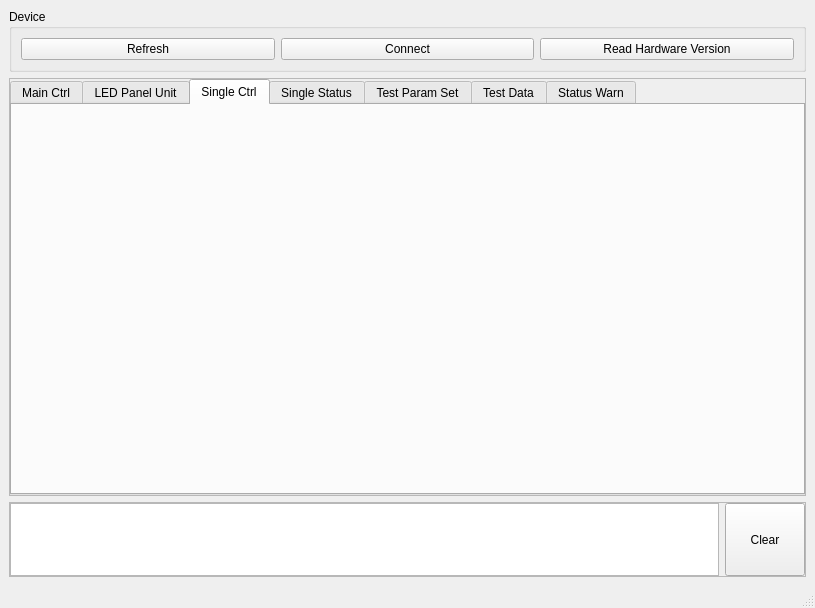
liyangfamily/ChromX, file src/ChromXApp/mainwindow.ui: the form before one commit.
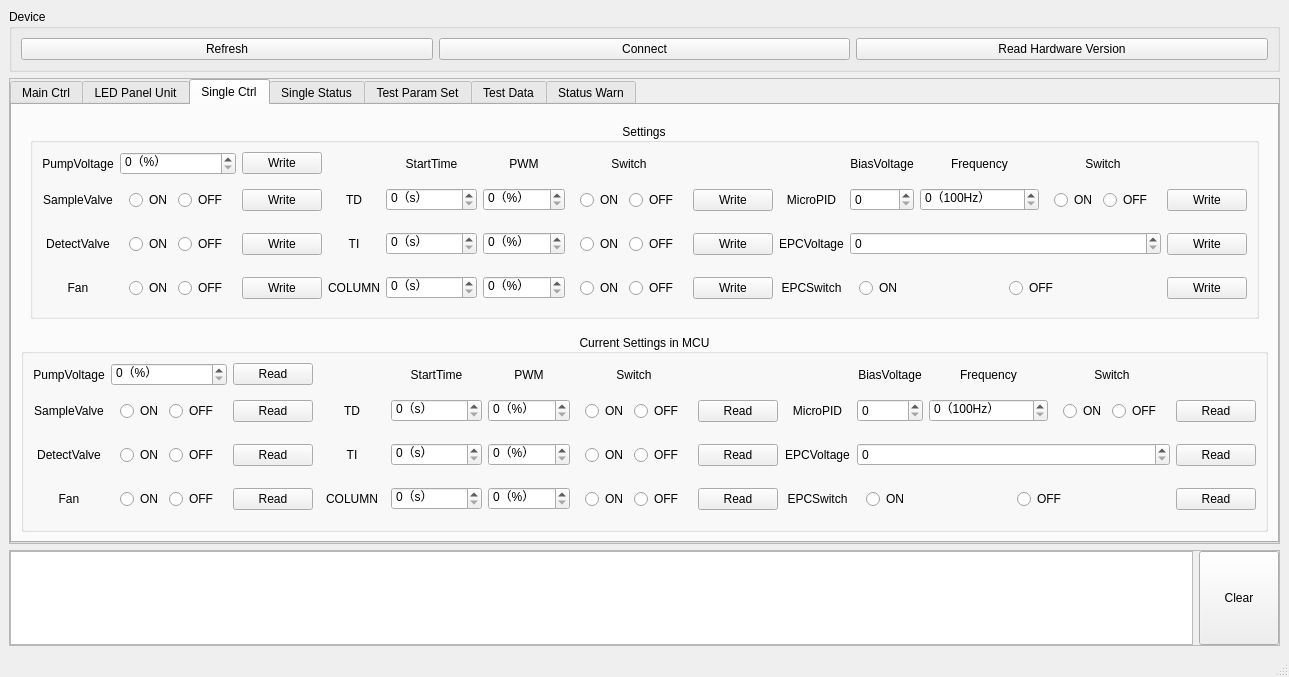
The form after the commit. The open tabs and pages were chosen to show the change.

Commit message:
[feature][ChromX][] add SingleCtrl UI Code
[what] 1、添加mainwindow调试界面

[why]

[how]

What changed in the file:
```diff
--- a/src/ChromXApp/mainwindow.ui
+++ b/src/ChromXApp/mainwindow.ui
@@ -6,8 +6,8 @@
    <rect>
     <x>0</x>
     <y>0</y>
-    <width>815</width>
-    <height>608</height>
+    <width>1138</width>
+    <height>677</height>
    </rect>
   </property>
   <property name="windowTitle">
@@ -686,6 +686,1018 @@
           <attribute name="title">
            <string>Single Ctrl</string>
           </attribute>
+          <layout class="QVBoxLayout" name="verticalLayout_16">
+           <item>
+            <widget class="QFrame" name="Settings">
+             <layout class="QGridLayout" name="gridLayout_2">
+              <item row="0" column="0">
+               <widget class="QGroupBox" name="groupBox_4">
+                <property name="title">
+                 <string>Settings</string>
+                </property>
+                <property name="alignment">
+                 <set>Qt::AlignCenter</set>
+                </property>
+                <layout class="QGridLayout" name="gridLayout_14">
+                 <item row="0" column="5">
+                  <widget class="QLabel" name="labelStartTime_2">
+                   <property name="text">
+                    <string>PWM</string>
+                   </property>
+                   <property name="alignment">
+                    <set>Qt::AlignCenter</set>
+                   </property>
+                  </widget>
+                 </item>
+                 <item row="3" column="8">
+                  <widget class="QLabel" name="labelEPCVoltage">
+                   <property name="text">
+                    <string>EPCVoltage</string>
+                   </property>
+                   <property name="alignment">
+                    <set>Qt::AlignCenter</set>
+                   </property>
+                  </widget>
+                 </item>
+                 <item row="4" column="3">
+                  <widget class="QLabel" name="labelCOLUMN">
+                   <property name="text">
+                    <string>COLUMN</string>
+                   </property>
+                   <property name="alignment">
+                    <set>Qt::AlignCenter</set>
+                   </property>
+                  </widget>
+                 </item>
+                 <item row="4" column="7">
+                  <widget class="QPushButton" name="btnWriteCOLUMNModule">
+                   <property name="text">
+                    <string>Write</string>
+                   </property>
+                  </widget>
+                 </item>
+                 <item row="3" column="7">
+                  <widget class="QPushButton" name="btnWriteTIModule">
+                   <property name="text">
+                    <string>Write</string>
+                   </property>
+                  </widget>
+                 </item>
+                 <item row="4" column="8">
+                  <widget class="QLabel" name="labelEPCSwitch">
+                   <property name="text">
+                    <string>EPCSwitch</string>
+                   </property>
+                   <property name="alignment">
+                    <set>Qt::AlignCenter</set>
+                   </property>
+                  </widget>
+                 </item>
+                 <item row="3" column="9" colspan="3">
+                  <widget class="QSpinBox" name="spinBoxEPCVoltage">
+                   <property name="maximum">
+                    <number>65535</number>
+                   </property>
+                  </widget>
+                 </item>
+                 <item row="0" column="4">
+                  <widget class="QLabel" name="labelStartTime">
+                   <property name="text">
+                    <string>StartTime</string>
+                   </property>
+                   <property name="alignment">
+                    <set>Qt::AlignCenter</set>
+                   </property>
+                  </widget>
+                 </item>
+                 <item row="3" column="5">
+                  <widget class="QSpinBox" name="spinBoxTIPWM">
+                   <property name="suffix">
+                    <string>（%）</string>
+                   </property>
+                   <property name="maximum">
+                    <number>100</number>
+                   </property>
+                  </widget>
+                 </item>
+                 <item row="4" column="2">
+                  <widget class="QPushButton" name="btnWriteFan">
+                   <property name="text">
+                    <string>Write</string>
+                   </property>
+                  </widget>
+                 </item>
+                 <item row="4" column="12">
+                  <widget class="QPushButton" name="btnWriteEPCSwitch">
+                   <property name="text">
+                    <string>Write</string>
+                   </property>
+                  </widget>
+                 </item>
+                 <item row="3" column="0">
+                  <widget class="QLabel" name="labelTD_9">
+                   <property name="text">
+                    <string>DetectValve</string>
+                   </property>
+                   <property name="alignment">
+                    <set>Qt::AlignCenter</set>
+                   </property>
+                  </widget>
+                 </item>
+                 <item row="0" column="10">
+                  <widget class="QLabel" name="labelMicroPID_3">
+                   <property name="text">
+                    <string>Frequency</string>
+                   </property>
+                   <property name="alignment">
+                    <set>Qt::AlignCenter</set>
+                   </property>
+                  </widget>
+                 </item>
+                 <item row="4" column="5">
+                  <widget class="QSpinBox" name="spinBoxCOLUMNPWM">
+                   <property name="suffix">
+                    <string>（%）</string>
+                   </property>
+                   <property name="maximum">
+                    <number>100</number>
+                   </property>
+                  </widget>
+                 </item>
+                 <item row="2" column="7">
+                  <widget class="QPushButton" name="btnWriteTDModule">
+                   <property name="text">
+                    <string>Write</string>
+                   </property>
+                  </widget>
+                 </item>
+                 <item row="2" column="8">
+                  <widget class="QLabel" name="labelMicroPID">
+                   <property name="text">
+                    <string>MicroPID</string>
+                   </property>
+                   <property name="alignment">
+                    <set>Qt::AlignCenter</set>
+                   </property>
+                  </widget>
+                 </item>
+                 <item row="2" column="0">
+                  <widget class="QLabel" name="labelTD_7">
+                   <property name="text">
+                    <string>SampleValve</string>
+                   </property>
+                   <property name="alignment">
+                    <set>Qt::AlignCenter</set>
+                   </property>
+                  </widget>
+                 </item>
+                 <item row="0" column="11">
+                  <widget class="QLabel" name="labelMicroPID_4">
+                   <property name="text">
+                    <string>Switch</string>
+                   </property>
+                   <property name="alignment">
+                    <set>Qt::AlignCenter</set>
+                   </property>
+                  </widget>
+                 </item>
+                 <item row="2" column="3">
+                  <widget class="QLabel" name="labelTD">
+                   <property name="text">
+                    <string>TD</string>
+                   </property>
+                   <property name="alignment">
+                    <set>Qt::AlignCenter</set>
+                   </property>
+                  </widget>
+                 </item>
+                 <item row="2" column="12">
+                  <widget class="QPushButton" name="btnWriteMicroPIDModule">
+                   <property name="text">
+                    <string>Write</string>
+                   </property>
+                  </widget>
+                 </item>
+                 <item row="2" column="1">
+                  <widget class="QFrame" name="sampleValveSwitch_2">
+                   <layout class="QHBoxLayout" name="horizontalLayout_42">
+                    <item>
+                     <widget class="QRadioButton" name="radioBtnSampleValveON">
+                      <property name="text">
+                       <string>ON</string>
+                      </property>
+                     </widget>
+                    </item>
+                    <item>
+                     <widget class="QRadioButton" name="radioBtnSampleValveOFF">
+                      <property name="text">
+                       <string>OFF</string>
+                      </property>
+                     </widget>
+                    </item>
+                   </layout>
+                  </widget>
+                 </item>
+                 <item row="0" column="1">
+                  <widget class="QSpinBox" name="spinBoxPumpVoltage">
+                   <property name="suffix">
+                    <string>（%）</string>
+                   </property>
+                   <property name="maximum">
+                    <number>100</number>
+                   </property>
+                  </widget>
+                 </item>
+                 <item row="2" column="9">
+                  <widget class="QSpinBox" name="spinBoxMicroPIDBiasVoltage">
+                   <property name="maximum">
+                    <number>65535</number>
+                   </property>
+                  </widget>
+                 </item>
+                 <item row="3" column="2">
+                  <widget class="QPushButton" name="btnWriteDetectValve">
+                   <property name="text">
+                    <string>Write</string>
+                   </property>
+                  </widget>
+                 </item>
+                 <item row="0" column="0">
+                  <widget class="QLabel" name="labelTD_8">
+                   <property name="maximumSize">
+                    <size>
+                     <width>76</width>
+                     <height>16777215</height>
+                    </size>
+                   </property>
+                   <property name="text">
+                    <string>PumpVoltage</string>
+                   </property>
+                   <property name="alignment">
+                    <set>Qt::AlignCenter</set>
+                   </property>
+                  </widget>
+                 </item>
+                 <item row="2" column="10">
+                  <widget class="QSpinBox" name="spinBoxMicroPIDFreq">
+                   <property name="suffix">
+                    <string>（100Hz）</string>
+                   </property>
+                   <property name="maximum">
+                    <number>65535</number>
+                   </property>
+                  </widget>
+                 </item>
+                 <item row="2" column="5">
+                  <widget class="QSpinBox" name="spinBoxTDPWM">
+                   <property name="suffix">
+                    <string>（%）</string>
+                   </property>
+                   <property name="maximum">
+                    <number>100</number>
+                   </property>
+                  </widget>
+                 </item>
+                 <item row="0" column="2">
+                  <widget class="QPushButton" name="btnWritePumpVoltage">
+                   <property name="text">
+                    <string>Write</string>
+                   </property>
+                  </widget>
+                 </item>
+                 <item row="2" column="11">
+                  <widget class="QFrame" name="microPIDSwitch_2">
+                   <layout class="QHBoxLayout" name="horizontalLayout_34">
+                    <item>
+                     <widget class="QRadioButton" name="radioBtnMicroPIDON">
+                      <property name="text">
+                       <string>ON</string>
+                      </property>
+                     </widget>
+                    </item>
+                    <item>
+                     <widget class="QRadioButton" name="radioBtnMicroPIDOFF">
+                      <property name="text">
+                       <string>OFF</string>
+                      </property>
+                     </widget>
+                    </item>
+                   </layout>
+                  </widget>
+                 </item>
+                 <item row="3" column="1">
+                  <widget class="QFrame" name="detectValveSwitch_2">
+                   <layout class="QHBoxLayout" name="horizontalLayout_43">
+                    <item>
+                     <widget class="QRadioButton" name="radioBtnDetectValveON">
+                      <property name="text">
+                       <string>ON</string>
+                      </property>
+                     </widget>
+                    </item>
+                    <item>
+                     <widget class="QRadioButton" name="radioBtnDetectValveOFF">
+                      <property name="text">
+                       <string>OFF</string>
+                      </property>
+                     </widget>
+                    </item>
+                   </layout>
+                  </widget>
+                 </item>
+                 <item row="4" column="1">
+                  <widget class="QFrame" name="fanSwitch_2">
+                   <layout class="QHBoxLayout" name="horizontalLayout_44">
+                    <item>
+                     <widget class="QRadioButton" name="radioBtnFanON">
+                      <property name="text">
+                       <string>ON</string>
+                      </property>
+                     </widget>
+                    </item>
+                    <item>
+                     <widget class="QRadioButton" name="radioBtnFanOFF">
+                      <property name="text">
+                       <string>OFF</string>
+                      </property>
+                     </widget>
+                    </item>
+                   </layout>
+                  </widget>
+                 </item>
+                 <item row="2" column="2">
+                  <widget class="QPushButton" name="btnWriteSampleValve">
+                   <property name="text">
+                    <string>Write</string>
+                   </property>
+                  </widget>
+                 </item>
+                 <item row="0" column="6">
+                  <widget class="QLabel" name="labelStartTime_3">
+                   <property name="text">
+                    <string>Switch</string>
+                   </property>
+                   <property name="alignment">
+                    <set>Qt::AlignCenter</set>
+                   </property>
+                  </widget>
+                 </item>
+                 <item row="4" column="0">
+                  <widget class="QLabel" name="labelTD_10">
+                   <property name="text">
+                    <string>Fan</string>
+                   </property>
+                   <property name="alignment">
+                    <set>Qt::AlignCenter</set>
+                   </property>
+                  </widget>
+                 </item>
+                 <item row="4" column="9" colspan="3">
+                  <widget class="QFrame" name="EPCSwitch_2">
+                   <layout class="QHBoxLayout" name="horizontalLayout_36">
+                    <item>
+                     <widget class="QRadioButton" name="radioBtnEPCON">
+                      <property name="layoutDirection">
+                       <enum>Qt::LeftToRight</enum>
+                      </property>
+                      <property name="text">
+                       <string>ON</string>
+                      </property>
+                     </widget>
+                    </item>
+                    <item>
+                     <widget class="QRadioButton" name="radioBtnEPCOFF">
+                      <property name="text">
+                       <string>OFF</string>
+                      </property>
+                     </widget>
+                    </item>
+                   </layout>
+                  </widget>
+                 </item>
+                 <item row="3" column="12">
+                  <widget class="QPushButton" name="btnWriteEPCVoltage">
+                   <property name="text">
+                    <string>Write</string>
+                   </property>
+                  </widget>
+                 </item>
+                 <item row="0" column="9">
+                  <widget class="QLabel" name="labelMicroPID_2">
+                   <property name="text">
+                    <string>BiasVoltage</string>
+                   </property>
+                   <property name="alignment">
+                    <set>Qt::AlignCenter</set>
+                   </property>
+                  </widget>
+                 </item>
+                 <item row="3" column="3">
+                  <widget class="QLabel" name="labelTI">
+                   <property name="text">
+                    <string>TI</string>
+                   </property>
+                   <property name="alignment">
+                    <set>Qt::AlignCenter</set>
+                   </property>
+                  </widget>
+                 </item>
+                 <item row="3" column="4">
+                  <widget class="QSpinBox" name="spinBoxTIStartTime">
+                   <property name="suffix">
+                    <string>（s）</string>
+                   </property>
+                   <property name="maximum">
+                    <number>65535</number>
+                   </property>
+                  </widget>
+                 </item>
+                 <item row="2" column="4">
+                  <widget class="QSpinBox" name="spinBoxTDStartTime">
+                   <property name="suffix">
+                    <string>（s）</string>
+                   </property>
+                   <property name="maximum">
+                    <number>65535</number>
+                   </property>
+                  </widget>
+                 </item>
+                 <item row="4" column="4">
+                  <widget class="QSpinBox" name="spinBoxCOLUMNStartTime">
+                   <property name="suffix">
+                    <string>（s）</string>
+                   </property>
+                   <property name="maximum">
+                    <number>65535</number>
+                   </property>
+                  </widget>
+                 </item>
+                 <item row="2" column="6">
+                  <widget class="QFrame" name="TDSwitch">
+                   <layout class="QHBoxLayout" name="horizontalLayout_61">
+                    <item>
+                     <widget class="QRadioButton" name="radioBtnTDON">
+                      <property name="text">
+                       <string>ON</string>
+                      </property>
+                     </widget>
+                    </item>
+                    <item>
+                     <widget class="QRadioButton" name="radioBtnTDOFF">
+                      <property name="text">
+                       <string>OFF</string>
+                      </property>
+                     </widget>
+                    </item>
+                   </layout>
+                  </widget>
+                 </item>
+                 <item row="3" column="6">
+                  <widget class="QFrame" name="TISwitch">
+                   <layout class="QHBoxLayout" name="horizontalLayout_62">
+                    <item>
+                     <widget class="QRadioButton" name="radioBtnTION">
+                      <property name="text">
+                       <string>ON</string>
+                      </property>
+                     </widget>
+                    </item>
+                    <item>
+                     <widget class="QRadioButton" name="radioBtnTIOFF">
+                      <property name="text">
+                       <string>OFF</string>
+                      </property>
+                     </widget>
+                    </item>
+                   </layout>
+                  </widget>
+                 </item>
+                 <item row="4" column="6">
+                  <widget class="QFrame" name="COLUMNSwitch">
+                   <layout class="QHBoxLayout" name="horizontalLayout_63">
+                    <item>
+                     <widget class="QRadioButton" name="radioBtnCOLUMNON">
+                      <property name="text">
+                       <string>ON</string>
+                      </property>
+                     </widget>
+                    </item>
+                    <item>
+                     <widget class="QRadioButton" name="radioBtnCOLUMNOFF">
+                      <property name="text">
+                       <string>OFF</string>
+                      </property>
+                     </widget>
+                    </item>
+                   </layout>
+                  </widget>
+                 </item>
+                </layout>
+               </widget>
+              </item>
+             </layout>
+            </widget>
+           </item>
+           <item>
+            <widget class="QGroupBox" name="MCUSettings">
+             <property name="title">
+              <string>Current Settings in MCU</string>
+             </property>
+             <property name="alignment">
+              <set>Qt::AlignCenter</set>
+             </property>
+             <layout class="QGridLayout" name="gridLayout_19">
+              <item row="2" column="5">
+               <widget class="QSpinBox" name="spinBoxTDPWM_Read">
+                <property name="suffix">
+                 <string>（%）</string>
+                </property>
+                <property name="maximum">
+                 <number>100</number>
+                </property>
+               </widget>
+              </item>
+              <item row="2" column="3">
+               <widget class="QLabel" name="labelTD_4">
+                <property name="text">
+                 <string>TD</string>
+                </property>
+                <property name="alignment">
+                 <set>Qt::AlignCenter</set>
+                </property>
+               </widget>
+              </item>
+              <item row="2" column="4">
+               <widget class="QSpinBox" name="spinBoxTDStartTime_Read">
+                <property name="suffix">
+                 <string>（s）</string>
+                </property>
+                <property name="maximum">
+                 <number>65535</number>
+                </property>
+               </widget>
+              </item>
+              <item row="3" column="0">
+               <widget class="QLabel" name="labelTD_19">
+                <property name="text">
+                 <string>DetectValve</string>
+                </property>
+                <property name="alignment">
+                 <set>Qt::AlignCenter</set>
+                </property>
+               </widget>
+              </item>
+              <item row="0" column="1">
+               <widget class="QSpinBox" name="spinBoxPumpVoltage_Read">
+                <property name="suffix">
+                 <string>（%）</string>
+                </property>
+                <property name="maximum">
+                 <number>100</number>
+                </property>
+               </widget>
+              </item>
+              <item row="0" column="6">
+               <widget class="QLabel" name="labelStartTime_12">
+                <property name="text">
+                 <string>Switch</string>
+                </property>
+                <property name="alignment">
+                 <set>Qt::AlignCenter</set>
+                </property>
+               </widget>
+              </item>
+              <item row="2" column="8">
+               <widget class="QLabel" name="labelMicroPID_10">
+                <property name="text">
+                 <string>MicroPID</string>
+                </property>
+                <property name="alignment">
+                 <set>Qt::AlignCenter</set>
+                </property>
+               </widget>
+              </item>
+              <item row="0" column="0">
+               <widget class="QLabel" name="labelTD_18">
+                <property name="text">
+                 <string>PumpVoltage</string>
+                </property>
+                <property name="alignment">
+                 <set>Qt::AlignCenter</set>
+                </property>
+               </widget>
+              </item>
+              <item row="4" column="12">
+               <widget class="QPushButton" name="btnReadEPCSwitch">
+                <property name="text">
+                 <string>Read</string>
+                </property>
+               </widget>
+              </item>
+              <item row="3" column="12">
+               <widget class="QPushButton" name="btnReadEPCVoltage">
+                <property name="text">
+                 <string>Read</string>
+                </property>
+               </widget>
+              </item>
+              <item row="3" column="9" colspan="3">
+               <widget class="QSpinBox" name="spinBoxEPCVoltage_Read">
+                <property name="maximum">
+                 <number>65535</number>
+                </property>
+               </widget>
+              </item>
+              <item row="0" column="2">
+               <widget class="QPushButton" name="btnReadPumpVoltage">
+                <property name="text">
+                 <string>Read</string>
+                </property>
+               </widget>
+              </item>
+              <item row="4" column="5">
+               <widget class="QSpinBox" name="spinBoxCOLUMNPWM_Read">
+                <property name="suffix">
+                 <string>（%）</string>
+                </property>
+                <property name="maximum">
+                 <number>100</number>
+                </property>
+               </widget>
+              </item>
+              <item row="3" column="3">
+               <widget class="QLabel" name="labelTI_4">
+                <property name="text">
+                 <string>TI</string>
+                </property>
+                <property name="alignment">
+                 <set>Qt::AlignCenter</set>
+                </property>
+               </widget>
+              </item>
+              <item row="4" column="4">
+               <widget class="QSpinBox" name="spinBoxCOLUMNStartTime_Read">
+                <property name="suffix">
+                 <string>（s）</string>
+                </property>
+                <property name="maximum">
+                 <number>65535</number>
+                </property>
+               </widget>
+              </item>
+              <item row="4" column="0">
+               <widget class="QLabel" name="labelTD_20">
+                <property name="text">
+                 <string>Fan</string>
+                </property>
+                <property name="alignment">
+                 <set>Qt::AlignCenter</set>
+                </property>
+               </widget>
+              </item>
+              <item row="4" column="8">
+               <widget class="QLabel" name="labelEPCSwitch_3">
+                <property name="text">
+                 <string>EPCSwitch</string>
+                </property>
+                <property name="alignment">
+                 <set>Qt::AlignCenter</set>
+                </property>
+               </widget>
+              </item>
+              <item row="2" column="7">
+               <widget class="QPushButton" name="btnReadTDModule">
+                <property name="text">
+                 <string>Read</string>
+                </property>
+               </widget>
+              </item>
+              <item row="0" column="9">
+               <widget class="QLabel" name="labelMicroPID_12">
+                <property name="text">
+                 <string>BiasVoltage</string>
+                </property>
+                <property name="alignment">
+                 <set>Qt::AlignCenter</set>
+                </property>
+               </widget>
+              </item>
+              <item row="2" column="10">
+               <widget class="QSpinBox" name="spinBoxMicroPIDFreq_Read">
+                <property name="suffix">
+                 <string>（100Hz）</string>
+                </property>
+                <property name="prefix">
+                 <string/>
+                </property>
+                <property name="maximum">
+                 <number>65535</number>
+                </property>
+               </widget>
+              </item>
+              <item row="0" column="4">
+               <widget class="QLabel" name="labelStartTime_11">
+                <property name="text">
+                 <string>StartTime</string>
+                </property>
+                <property name="alignment">
+                 <set>Qt::AlignCenter</set>
+                </property>
+               </widget>
+              </item>
+              <item row="2" column="12">
+               <widget class="QPushButton" name="btnReadMicroPIDModule">
+                <property name="text">
+                 <string>Read</string>
+                </property>
+               </widget>
+              </item>
+              <item row="3" column="4">
+               <widget class="QSpinBox" name="spinBoxTIStartTime_Read">
+                <property name="suffix">
+                 <string>（s）</string>
+                </property>
+                <property name="maximum">
+                 <number>65535</number>
+                </property>
+               </widget>
+              </item>
+              <item row="2" column="9">
+               <widget class="QSpinBox" name="spinBoxMicroPIDBiasVoltage_Read">
+                <property name="maximum">
+                 <number>65535</number>
+                </property>
+               </widget>
+              </item>
+              <item row="2" column="0">
+               <widget class="QLabel" name="labelTD_17">
+                <property name="text">
+                 <string>SampleValve</string>
+                </property>
+                <property name="alignment">
+                 <set>Qt::AlignCenter</set>
+                </property>
+               </widget>
+              </item>
+              <item row="4" column="3">
+               <widget class="QLabel" name="labelCOLUMN_4">
+                <property name="text">
+                 <string>COLUMN</string>
+                </property>
+                <property name="alignment">
+                 <set>Qt::AlignCenter</set>
+                </property>
+               </widget>
+              </item>
+              <item row="2" column="2">
+               <widget class="QPushButton" name="btnReadSampleValve">
+                <property name="text">
+                 <string>Read</string>
+                </property>
+               </widget>
+              </item>
+              <item row="4" column="7">
+               <widget class="QPushButton" name="btnReadCOLUMNModule">
+                <property name="text">
+                 <string>Read</string>
+                </property>
+               </widget>
+              </item>
+              <item row="4" column="2">
+               <widget class="QPushButton" name="btnReadFan">
+                <property name="text">
+                 <string>Read</string>
+                </property>
+               </widget>
+              </item>
+              <item row="3" column="5">
+               <widget class="QSpinBox" name="spinBoxTIPWM_Read">
+                <property name="suffix">
+                 <string>（%）</string>
+                </property>
+                <property name="maximum">
+                 <number>100</number>
+                </property>
+               </widget>
+              </item>
+              <item row="0" column="10">
+               <widget class="QLabel" name="labelMicroPID_9">
+                <property name="text">
+                 <string>Frequency</string>
+                </property>
+                <property name="alignment">
+                 <set>Qt::AlignCenter</set>
+                </property>
+               </widget>
+              </item>
+              <item row="0" column="11">
+               <widget class="QLabel" name="labelMicroPID_11">
+                <property name="text">
+                 <string>Switch</string>
+                </property>
+                <property name="alignment">
+                 <set>Qt::AlignCenter</set>
+                </property>
+               </widget>
+              </item>
+              <item row="0" column="5">
+               <widget class="QLabel" name="labelStartTime_10">
+                <property name="text">
+                 <string>PWM</string>
+                </property>
+                <property name="alignment">
+                 <set>Qt::AlignCenter</set>
+                </property>
+               </widget>
+              </item>
+              <item row="3" column="2">
+               <widget class="QPushButton" name="btnReadDetectValve">
+                <property name="text">
+                 <string>Read</string>
+                </property>
+               </widget>
+              </item>
+              <item row="3" column="7">
+               <widget class="QPushButton" name="btnReadTIModule">
+                <property name="text">
+                 <string>Read</string>
+                </property>
+               </widget>
+              </item>
+              <item row="3" column="8">
+               <widget class="QLabel" name="labelEPCVoltage_3">
+                <property name="text">
+                 <string>EPCVoltage</string>
+                </property>
+                <property name="alignment">
+                 <set>Qt::AlignCenter</set>
+                </property>
+               </widget>
+              </item>
+              <item row="4" column="9" colspan="3">
+               <widget class="QFrame" name="EPCSwitch">
+                <layout class="QHBoxLayout" name="horizontalLayout_39">
+                 <item>
+                  <widget class="QRadioButton" name="radioBtnEPCON_Read">
+                   <property name="text">
+                    <string>ON</string>
+                   </property>
+                  </widget>
+                 </item>
+                 <item>
+                  <widget class="QRadioButton" name="radioBtnEPCOFF_Read">
+                   <property name="text">
+                    <string>OFF</string>
+                   </property>
+                  </widget>
+                 </item>
+                </layout>
+               </widget>
+              </item>
+              <item row="4" column="1">
+               <widget class="QFrame" name="fanSwitch">
+                <layout class="QHBoxLayout" name="horizontalLayout_55">
+                 <item>
+                  <widget class="QRadioButton" name="radioBtnFanON_Read">
+                   <property name="text">
+                    <string>ON</string>
+                   </property>
+                  </widget>
+                 </item>
+                 <item>
+                  <widget class="QRadioButton" name="radioBtnFanOFF_Read">
+                   <property name="text">
+                    <string>OFF</string>
+                   </property>
+                  </widget>
+                 </item>
+                </layout>
+               </widget>
+              </item>
+              <item row="3" column="1">
+               <widget class="QFrame" name="detectValveSwitch">
+                <layout class="QHBoxLayout" name="horizontalLayout_54">
+                 <item>
+                  <widget class="QRadioButton" name="radioBtnDetectValveON_Read">
+                   <property name="text">
+                    <string>ON</string>
+                   </property>
+                  </widget>
+                 </item>
+                 <item>
+                  <widget class="QRadioButton" name="radioBtnDetectValveOFF_Read">
+                   <property name="text">
+                    <string>OFF</string>
+                   </property>
+                  </widget>
+                 </item>
+                </layout>
+               </widget>
+              </item>
+              <item row="2" column="11">
+               <widget class="QFrame" name="microPIDSwitch">
+                <layout class="QHBoxLayout" name="horizontalLayout_40">
+                 <item>
+                  <widget class="QRadioButton" name="radioBtnMicroPIDON_Read">
+                   <property name="text">
+                    <string>ON</string>
+                   </property>
+                  </widget>
+                 </item>
+                 <item>
+                  <widget class="QRadioButton" name="radioBtnMicroPIDOFF_Read">
+                   <property name="text">
+                    <string>OFF</string>
+                   </property>
+                  </widget>
+                 </item>
+                </layout>
+               </widget>
+              </item>
+              <item row="2" column="1">
+               <widget class="QFrame" name="sampleValveSwitch">
+                <layout class="QHBoxLayout" name="horizontalLayout_53">
+                 <item>
+                  <widget class="QRadioButton" name="radioBtnSampleValveON_Read">
+                   <property name="text">
+                    <string>ON</string>
+                   </property>
+                  </widget>
+                 </item>
+                 <item>
+                  <widget class="QRadioButton" name="radioBtnSampleValveOFF_Read">
+                   <property name="text">
+                    <string>OFF</string>
+                   </property>
+                  </widget>
+                 </item>
+                </layout>
+               </widget>
+              </item>
+              <item row="2" column="6">
+               <widget class="QFrame" name="TDSwitch_2">
+                <layout class="QHBoxLayout" name="horizontalLayout_64">
+                 <item>
+                  <widget class="QRadioButton" name="radioBtnTDON_Read">
+                   <property name="text">
+                    <string>ON</string>
+                   </property>
+                  </widget>
+                 </item>
+                 <item>
+                  <widget class="QRadioButton" name="radioBtnTDOFF_Read">
+                   <property name="text">
+                    <string>OFF</string>
+                   </property>
+                  </widget>
+                 </item>
+                </layout>
+               </widget>
+              </item>
+              <item row="3" column="6">
+               <widget class="QFrame" name="TISwitch_2">
+                <layout class="QHBoxLayout" name="horizontalLayout_65">
+                 <item>
+                  <widget class="QRadioButton" name="radioBtnTION_Read">
+                   <property name="text">
+                    <string>ON</string>
+                   </property>
+                  </widget>
+                 </item>
+                 <item>
+                  <widget class="QRadioButton" name="radioBtnTIOFF_Read">
+                   <property name="text">
+                    <string>OFF</string>
+                   </property>
+                  </widget>
+                 </item>
+                </layout>
+               </widget>
+              </item>
+              <item row="4" column="6">
+               <widget class="QFrame" name="COLUMNSwitch_2">
+                <layout class="QHBoxLayout" name="horizontalLayout_66">
+                 <item>
+                  <widget class="QRadioButton" name="radioBtnCOLUMNON_Read">
+                   <property name="text">
+                    <string>ON</string>
+                   </property>
+                  </widget>
+                 </item>
+                 <item>
+                  <widget class="QRadioButton" name="radioBtnCOLUMNOFF_Read">
+                   <property name="text">
+                    <string>OFF</string>
+                   </property>
+                  </widget>
+                 </item>
+                </layout>
+               </widget>
+              </item>
+             </layout>
+            </widget>
+           </item>
+          </layout>
          </widget>
          <widget class="QWidget" name="tab_4">
           <attribute name="title">
```
Left out of the diff: 2 changed lines with no effect on the pictures. The commit also changes 2 other files.
